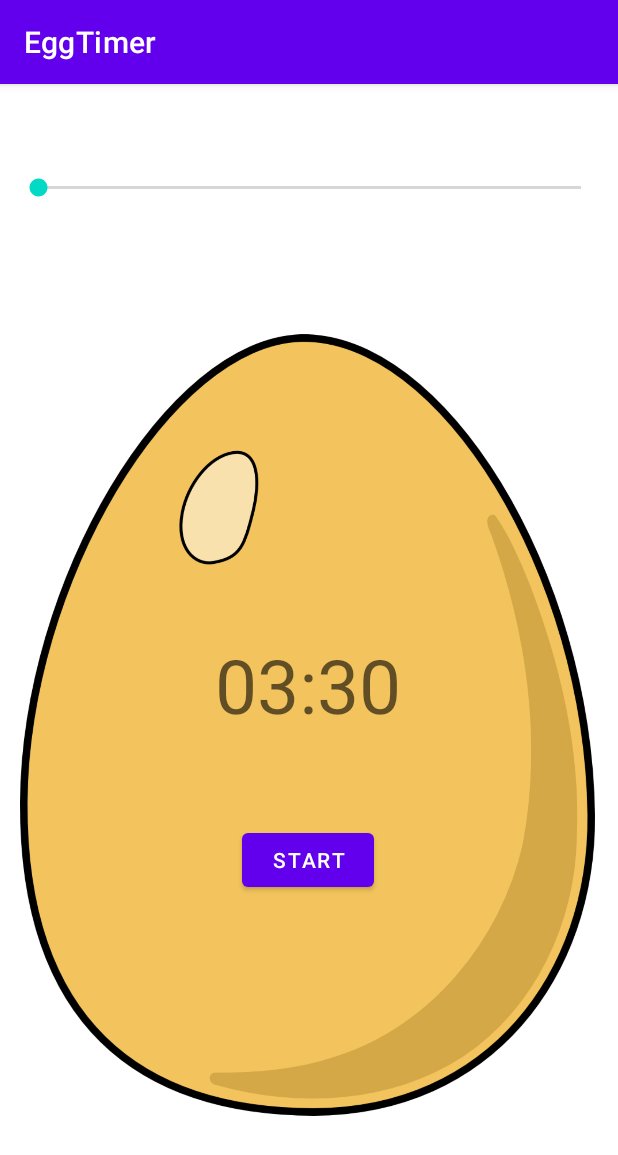
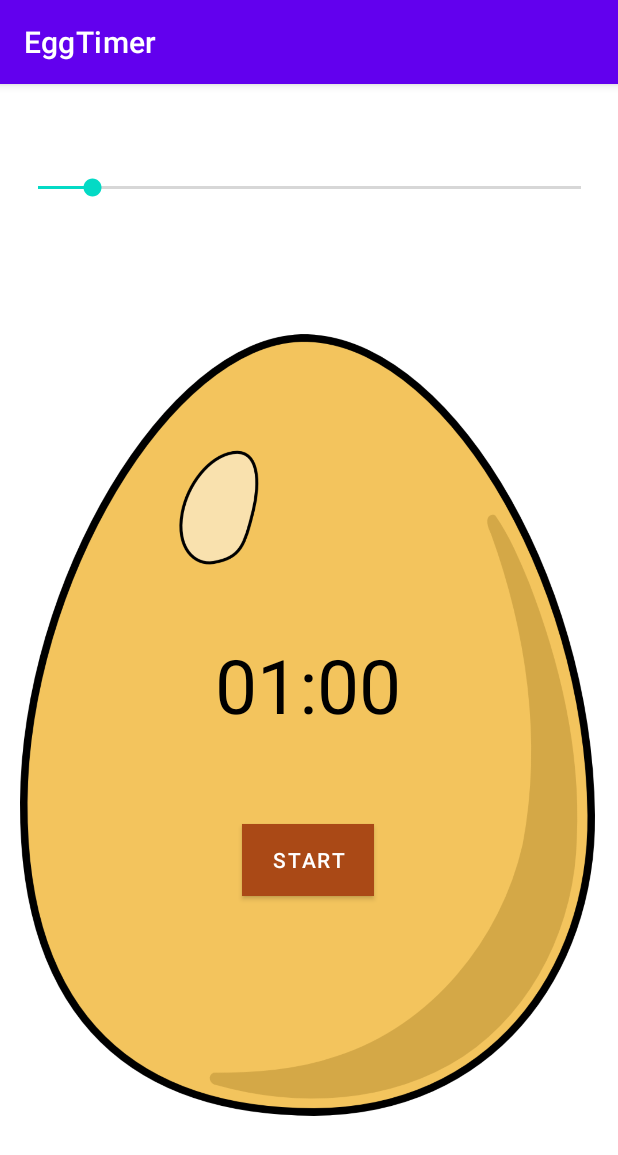
Before and after one commit to akshat28IM/EggTimer, an Android app: the screen it shows after launch (MainActivity), on a phone screen of 412 x 824 dp. Shown: the top 1155 px of the screen. Run offline under Robolectric (Android 15) with nearby library versions, the phone set to English and light mode, and no system bars.

Commit message:
commit 3 : last changes

```diff
--- a/app/src/main/java/com/example/eggtimer/MainActivity.java
+++ b/app/src/main/java/com/example/eggtimer/MainActivity.java
@@ -29,7 +29,7 @@ public class MainActivity extends AppCompatActivity {
         button = findViewById(R.id.button);
 
         timerSeekBar.setMax(600);//in seconds
-        timerSeekBar.setProgress(0);
+        timerSeekBar.setProgress(60);
 
         timerSeekBar.setOnSeekBarChangeListener(new SeekBar.OnSeekBarChangeListener() {
             @Override
@@ -98,7 +98,8 @@ public class MainActivity extends AppCompatActivity {
     }
 
     public void  resetTimer(){
-        timerSeekBar.setProgress(0);
+        timeText.setText("01:00");
+        timerSeekBar.setProgress(60);
         timerSeekBar.setEnabled(true);
         countDownTimer.cancel();
         button.setText("START");
--- a/app/src/main/res/layout/activity_main.xml
+++ b/app/src/main/res/layout/activity_main.xml
@@ -39,9 +39,9 @@
         android:id="@+id/textView"
         android:layout_width="198dp"
         android:layout_height="79dp"
-        android:hint="@string/timeHint"
+        android:text="@string/timer"
         android:textAlignment="center"
-        android:textColor="#1873BC"
+        android:textColor="@color/black"
         android:textSize="50sp"
         app:layout_constraintBottom_toBottomOf="parent"
         app:layout_constraintEnd_toEndOf="parent"
@@ -55,11 +55,14 @@
         android:layout_width="wrap_content"
         android:layout_height="wrap_content"
         android:layout_marginBottom="180dp"
+        android:background="@color/btnColor"
+        android:onClick="btnClicked"
         android:text="@string/start"
+        android:textColor="@color/white"
+        app:backgroundTint="@color/btnColor"
         app:layout_constraintBottom_toBottomOf="parent"
         app:layout_constraintEnd_toEndOf="parent"
         app:layout_constraintHorizontal_bias="0.498"
         app:layout_constraintStart_toStartOf="parent"
-        app:layout_constraintTop_toBottomOf="@+id/textView"
-        android:onClick="btnClicked"/>
+        app:layout_constraintTop_toBottomOf="@+id/textView" />
 </androidx.constraintlayout.widget.ConstraintLayout>
--- a/app/src/main/res/values/colors.xml
+++ b/app/src/main/res/values/colors.xml
@@ -7,4 +7,5 @@
     <color name="teal_700">#FF018786</color>
     <color name="black">#FF000000</color>
     <color name="white">#FFFFFFFF</color>
+    <color name="btnColor">#AA4916</color>
 </resources>
--- a/app/src/main/res/values/strings.xml
+++ b/app/src/main/res/values/strings.xml
@@ -2,5 +2,5 @@
     <string name="app_name">EggTimer</string>
     <string name="start">START</string>
     <string name="eggimage">eggimage</string>
-    <string name="timeHint">03:30</string>
+    <string name="timer">01:00</string>
 </resources>
```
